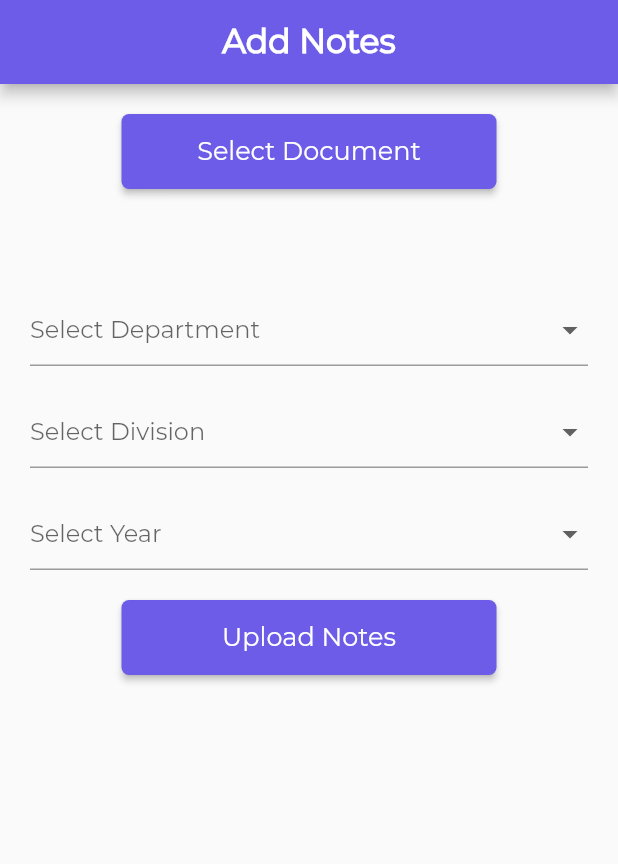
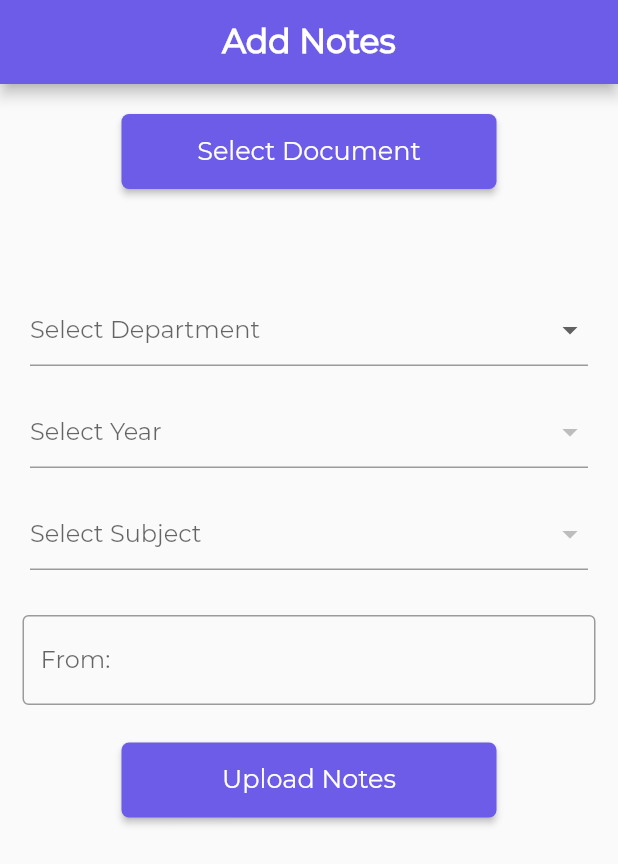
Before and after one commit to mrpandey1/vit_app, a Flutter app: the AddNotes screen opened directly, on a phone screen of 412 x 824 dp. Shown: the top 864 px of the screen. Run offline on Flutter 3.47's test engine with Material 2 defaults, Android fonts, the phone set to English and light mode, and no system bars; our stand-ins replace cached_network_image, cloud_firestore, file_picker, firebase_auth, firebase_core, firebase_storage and 3 more; accounts and stored records are empty.

Commit message:
created add notes section

```diff
--- a/lib/src/Shared/loading.dart
+++ b/lib/src/Shared/loading.dart
@@ -1,3 +1,4 @@
+import 'package:flutter/src/widgets/basic.dart';
 import 'package:flutter_spinkit/flutter_spinkit.dart';
 
 import '../constants.dart';
--- a/lib/src/screens/AddNotes.dart
+++ b/lib/src/screens/AddNotes.dart
@@ -1,11 +1,15 @@
 import 'dart:io';
 
+import 'package:cloud_firestore/cloud_firestore.dart';
 import 'package:file_picker/file_picker.dart';
+import 'package:firebase_storage/firebase_storage.dart';
 import 'package:flutter/cupertino.dart';
 import 'package:flutter/material.dart';
 import 'package:flutter/services.dart';
 import 'package:vit_app/src/shared/header.dart';
 import 'package:path/path.dart' as path;
+import 'package:vit_app/src/shared/loading.dart';
+import 'HomePage.dart';
 
 import '../constants.dart';
 
@@ -22,6 +26,10 @@ class _AddNotesState extends State<AddNotes> {
   bool isUploaded = true;
   String result = '';
 
+  List subjects = [];
+  bool _loading = false;
+  bool foo = false;
+
   List departments = ['All', 'INFT'];
   List divisions = [
     'All',
@@ -30,16 +38,19 @@ class _AddNotesState extends State<AddNotes> {
   ];
   List years = ['All', 'First', 'Second', 'Third', 'Fourth'];
   String departmentValue;
-  String divisionValue;
   String yearValue;
+  String subjectValue;
 
   final _formKey = GlobalKey<FormState>();
+  final _scaffoldKey = GlobalKey<ScaffoldState>();
+  TextEditingController _fromController = TextEditingController();
 
   @override
   Widget build(BuildContext context) {
     return Form(
       key: _formKey,
       child: Scaffold(
+        key: _scaffoldKey,
         appBar: header(
           context,
           isAppTitle: false,
@@ -47,9 +58,17 @@ class _AddNotesState extends State<AddNotes> {
           isCenterTitle: true,
           bold: true,
         ),
-        body: Container(
+        body: ListView(
+          children: [
+            Stack(
+              children: [
+                Container(
                   padding: EdgeInsets.only(top: 20.0),
+                  height: MediaQuery.of(context).size.height,
                   alignment: Alignment.center,
+                  color: _loading
+                      ? Colors.black12.withOpacity(0.1)
+                      : Colors.black12.withOpacity(0),
                   child: Column(
                     crossAxisAlignment: CrossAxisAlignment.center,
                     children: [
@@ -106,13 +125,32 @@ class _AddNotesState extends State<AddNotes> {
                           valueMap: departments),
                       SizedBox(height: 20.0),
                       getDropDown(
-                  hintText: 'Select Division',
-                  type: 'division',
-                  valueMap: divisions),
+                          hintText: 'Select Year',
+                          type: 'year',
+                          valueMap: years),
                       SizedBox(height: 20.0),
                       getDropDown(
-                  hintText: 'Select Year', type: 'year', valueMap: years),
-              SizedBox(height: 20.0),
+                          hintText: 'Select Subject',
+                          type: 'subject',
+                          valueMap: subjects),
+                      SizedBox(height: 10.0),
+                      Padding(
+                        padding: const EdgeInsets.only(
+                            top: 20.0, left: 15.0, right: 15.0),
+                        child: TextFormField(
+                          maxLines: 1,
+                          keyboardType: TextInputType.text,
+                          controller: _fromController,
+                          decoration: InputDecoration(
+                            border: OutlineInputBorder(),
+                            hintText: 'ex. David Assistant Professor',
+                            labelText: 'From:',
+                          ),
+                          validator: (value) =>
+                              value.isEmpty ? 'This Field is required' : null,
+                        ),
+                      ),
+                      SizedBox(height: 25.0),
                       Container(
                         height: 50.0,
                         width: 250.0,
@@ -122,7 +160,8 @@ class _AddNotesState extends State<AddNotes> {
                           color: kPrimaryColor,
                           child: InkWell(
                             onTap: () => {
-                      if (_formKey.currentState.validate()) {print('all good')}
+                              if (_formKey.currentState.validate())
+                                {uploadFile()}
                             },
                             child: Center(
                               child: Text(
@@ -136,8 +175,24 @@ class _AddNotesState extends State<AddNotes> {
                           ),
                         ),
                       ),
+                      SizedBox(height: 10.0),
                     ],
                   ),
+                ),
+                _loading
+                    ? Center(
+                        child: Container(
+                          height: MediaQuery.of(context).size.height,
+                          child: loadingScreen(),
+                        ),
+                      )
+                    : Container(
+                        height: 0,
+                        width: 0,
+                      ),
+              ],
+            ),
+          ],
         ),
       ),
     );
@@ -156,33 +211,39 @@ class _AddNotesState extends State<AddNotes> {
                 case 'department':
                   {
                     departmentValue = value;
-                  break;
-                }
-
-              case 'division':
-                {
-                  divisionValue = value;
+                    setState(() {
+                      foo = true;
+                    });
                     break;
                   }
 
                 case 'year':
                   {
                     yearValue = value;
+                    fetchSubjects(yearValue);
+                    break;
+                  }
+
+                case 'subject':
+                  {
+                    subjectValue = value;
+                    break;
                   }
               }
             });
           },
           validator: (value) => value == null ? 'This field is required' : null,
-        items: valueMap.map((value) {
+          items: type == 'department' || foo
+              ? valueMap.map((value) {
                   return DropdownMenuItem(
                     value: value,
                     child: Text(
                       '$value',
                     ),
                   );
-        }).toList(),
-      ),
-    );
+                }).toList()
+              : null,
+        ));
   }
 
   Future selectFile(BuildContext parentContext) async {
@@ -214,4 +275,73 @@ class _AddNotesState extends State<AddNotes> {
           });
     }
   }
+
+  Future<void> fetchSubjects(String yearValue) async {
+    setState(() {
+      _loading = true;
+    });
+
+    QuerySnapshot querySnapshot =
+        await subjectsRef.doc(departmentValue).collection(yearValue).get();
+
+    subjects.clear();
+
+    querySnapshot.docs.forEach((DocumentSnapshot documentSnapshot) {
+      setState(() {
+        subjects.add(documentSnapshot.id);
+      });
+    });
+
+    setState(() {
+      _loading = false;
+    });
   }
+
+  Future<void> uploadFile() async {
+    if (file == null) {
+      SnackBar snackBar = SnackBar(
+        content: Text('Please select the file!'),
+        backgroundColor: Colors.red,
+      );
+      _scaffoldKey.currentState.showSnackBar(snackBar);
+      return;
+    }
+
+    setState(() {
+      _loading = true;
+    });
+
+    StorageReference storageReference =
+        storageRef.child(departmentValue).child(yearValue).child(fileName);
+
+    final StorageUploadTask uploadTask = storageReference.putFile(file);
+    final StorageTaskSnapshot downloadUrl = (await uploadTask.onComplete);
+    final String url = (await downloadUrl.ref.getDownloadURL());
+
+//    /notes/INFT/Notes/First/ADBMS/p7TEFLqfwdJI30HpbUz3
+
+    await notesRef
+        .doc(departmentValue)
+        .collection('Notes')
+        .doc(yearValue)
+        .collection(subjectValue)
+        .doc()
+        .set({
+      'downloadUrl': url,
+      'from': _fromController.text,
+      'subject': subjectValue,
+      'fileName': fileName,
+      'timestamp': DateTime.now(),
+    });
+
+    setState(() {
+      _loading = false;
+    });
+
+    SnackBar snackBar = SnackBar(
+      content: Text('File Uploaded Successfully'),
+      backgroundColor: Colors.green,
+    );
+    _scaffoldKey.currentState.showSnackBar(snackBar);
+  }
+}
--- a/lib/src/screens/HomePage.dart
+++ b/lib/src/screens/HomePage.dart
@@ -18,6 +18,8 @@ final userRef = FirebaseFirestore.instance.collection('users');
 final studentRef = FirebaseFirestore.instance.collection('students');
 final timelineRef = FirebaseFirestore.instance.collection('timeline');
 final postRef = FirebaseFirestore.instance.collection('posts');
+final subjectsRef = FirebaseFirestore.instance.collection('subjects');
+final notesRef = FirebaseFirestore.instance.collection('notes');
 final StorageReference storageRef = FirebaseStorage.instance.ref();
 
 VITUser currentUser;
```
Lines whose indentation alone changed are shown as unchanged.
